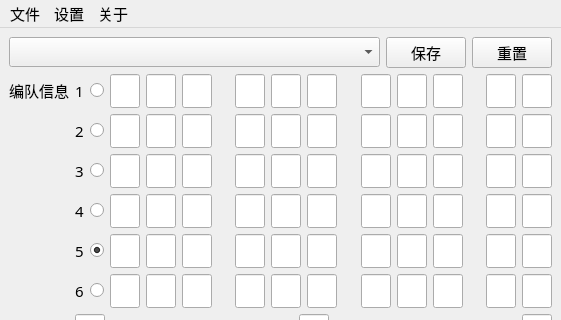
Before: the Qt Designer form ui/fgoMainWindow.ui in hgjazhgj/FGO-py, drawn with Qt 5; both pictures show x 0 to 561 and y 0 to 320 of the 561 by 627 pixel window.
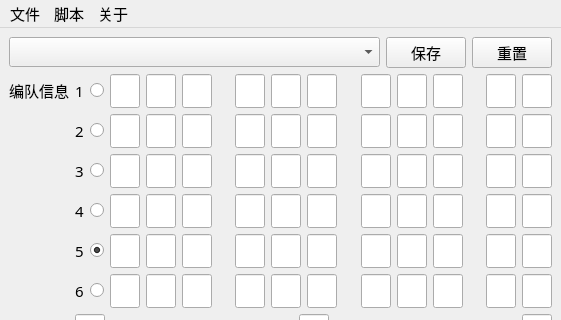
After: the same form once the commit is applied.

```diff
--- a/ui/fgoMainWindow.ui
+++ b/ui/fgoMainWindow.ui
@@ -3330,7 +3330,7 @@
     </property>
     <addaction name="MENU_FILE_EXPLORER"/>
    </widget>
-   <widget class="QMenu" name="MENU_SETTING">
+   <widget class="QMenu" name="MENU_SCRIPT">
     <property name="font">
      <font>
       <family>Microsoft YaHei UI Light</family>
@@ -3338,12 +3338,12 @@
      </font>
     </property>
     <property name="title">
-     <string>设置</string>
+     <string>脚本</string>
     </property>
     <addaction name="MENU_SETTING_STAYONTOP"/>
    </widget>
    <addaction name="MENU_FILE"/>
-   <addaction name="MENU_SETTING"/>
+   <addaction name="MENU_SCRIPT"/>
    <addaction name="MENU_ABOUT"/>
   </widget>
   <widget class="QStatusBar" name="statusBar">
```
Left out of the diff: 99 changed lines with no effect on the pictures.
